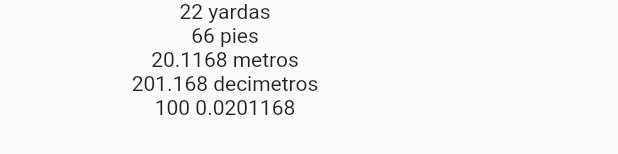
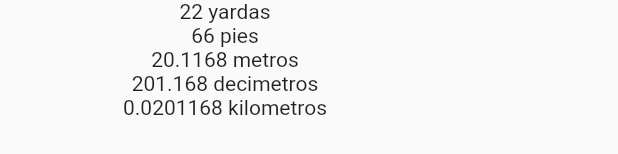
Before and after one commit to Chris-AM/imperial_to_metric_flutter, a Flutter app: the ChainScreen widget shown alone on an empty page, opened directly with empty values, on a phone screen of 412 x 824 dp. Shown: the part 331-485 px from the top of the screen. Run offline on Flutter 3.47's test engine with Material 2 defaults, Android fonts, the phone set to English and light mode, and no system bars; our stand-ins replace keyboard_actions.

Commit message:
adding chain info in screen

```diff
--- a/lib/screens/length_screen/chain_screen/chain_screen.dart
+++ b/lib/screens/length_screen/chain_screen/chain_screen.dart
@@ -35,7 +35,7 @@ class ChainScreen extends StatelessWidget {
                       Text('66 pies'),
                       Text('20.1168 metros'),
                       Text('201.168 decimetros'),
-                      Text('100 0.0201168'),
+                      Text('0.0201168 kilometros'),
                     ],
                   ),
                 ),
```
